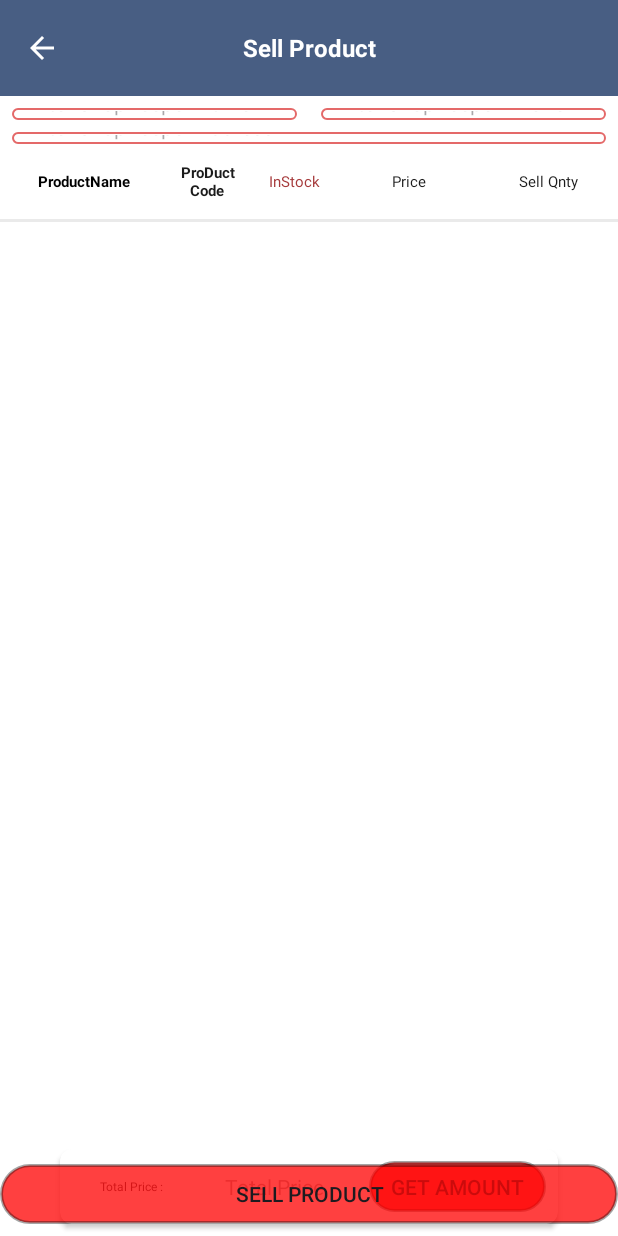
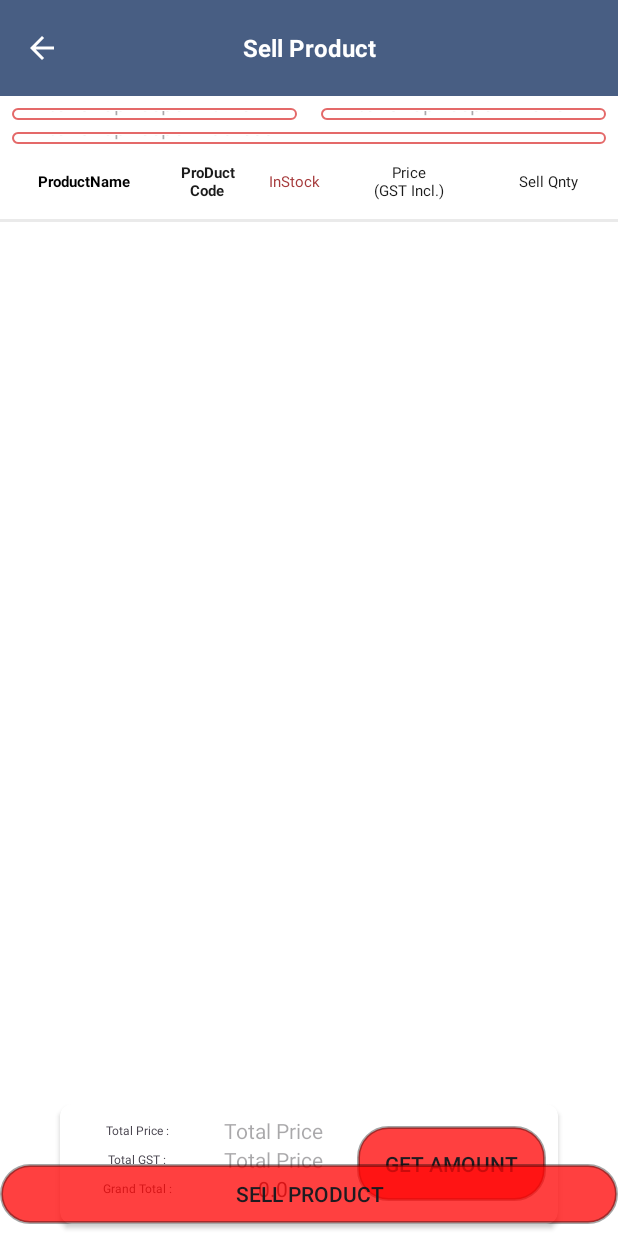
Before and after one commit to saikatgenius/AsthaFood1, an Android app: the ProductSellActivity screen opened directly, with no data from a screen before it, after a tap on "GET AMOUNT", on a phone screen of 412 x 824 dp. Run offline under Robolectric (Android 15) with nearby library versions, the phone set to English and light mode, and no system bars; 1 statement that could not run was skipped.

Commit message:
sell error fix and added

```diff
--- a/app/src/main/java/com/example/asthafood/activity/ProductSellActivity.java
+++ b/app/src/main/java/com/example/asthafood/activity/ProductSellActivity.java
@@ -32,6 +32,8 @@ public class ProductSellActivity extends AppCompatActivity {
 
     ActivityProductSellBinding binding;
     double TotalPrice =0.0;
+    double TotalGST =0.0;
+    double ProductOriginalTotal =0.0;
     private Toolbar mToolbar;
     private TextView mToolbarTitle;
     SellProductDetailsModel sellProductDetailsModel;
@@ -65,10 +67,15 @@ public class ProductSellActivity extends AppCompatActivity {
             @Override
             public void onClick(View view) {
                 TotalPrice = 0.0;
+                TotalGST = 0.0;
+                ProductOriginalTotal = 0.0;
                 for (int i = 0 ; i<arrayList.size();i++){
                     TotalPrice += arrayList.get(i).getSellingQntyFinalPrice();
+
+                    TotalGST += arrayList.get(i).getGstPrice();
+                    ProductOriginalTotal += arrayList.get(i).getSellPrice();
                 }
-                binding.price.setText(String.valueOf(TotalPrice));
+                binding.grandTotal.setText(String.valueOf(TotalPrice));
             }
         });
 
@@ -76,7 +83,7 @@ public class ProductSellActivity extends AppCompatActivity {
             @Override
             public void onClick(View v) {
 
-                if (TotalPrice==Double.parseDouble(binding.price.getText().toString()) && binding.price.getText() != ""){
+                if (TotalPrice==Double.parseDouble(binding.grandTotal.getText().toString()) && binding.grandTotal.getText() != ""){
                     if (!binding.shopkeeperName.getText().toString().isEmpty() &&
                             !binding.shopkeeperAddress.getText().toString().isEmpty() &&
                             !binding.shopkeeperPhone.getText().toString().isEmpty())
@@ -103,7 +110,8 @@ public class ProductSellActivity extends AppCompatActivity {
             if (arrayList.get(i).getSellingQnty()>0){
                 collectionList +=
                         arrayList.get(i).getProductID()+","+arrayList.get(i).getProductName() + "," + arrayList.get(i).getSellingQnty()
-                                + "," + arrayList.get(i).getSellingQntyFinalPrice()+"," +arrayList.get(i).getBatchNo()+";";
+                                + "," + arrayList.get(i).getSellingQntyFinalPrice()+"," +arrayList.get(i).getBatchNo()+"," +arrayList.get(i).getExpiryDate()+"," +arrayList.get(i).getMRP()
+                                +";";
                 Log.d("" +
                         "", collectionList);
             }
@@ -116,13 +124,16 @@ public class ProductSellActivity extends AppCompatActivity {
         Connection cn = new SqlManager().getSQLConnection();
         try {
             if (cn != null) {
-                CallableStatement smt = cn.prepareCall("{call USP_ADROID_INSERT_SELLING_PRO_TEMP_OLD(?,?,?,?,?,?,?,?,?)}");
+                CallableStatement smt = cn.prepareCall("{call USP_ADROID_INSERT_SELLING_PRO_TEMP_OLD(?,?,?,?,?,?,?,?,?,?)}");
                 smt.setString("@UserName",GlobalStore.GlobalValue.getUserName());
                 smt.setString("@CollectionList",collectionList);
                 smt.setString("@CustomerName",binding.shopkeeperName.getText().toString());
                 smt.setString("@CustomerPhn",binding.shopkeeperPhone.getText().toString());
                 smt.setString("@CustomerAddrs",binding.shopkeeperAddress.getText().toString());
                 smt.setString("@TotalAmount",String.valueOf(totalPrice));
+
+                smt.setString("@GSTAmount",String.valueOf(TotalGST));
+
                 smt.registerOutParameter("@ReturnVoucherNo",java.sql.Types.VARCHAR);
                 smt.registerOutParameter("@SaleID",java.sql.Types.VARCHAR);
                 smt.registerOutParameter("@ErrorCode",java.sql.Types.INTEGER);
@@ -191,6 +202,9 @@ public class ProductSellActivity extends AppCompatActivity {
                     sellProductDetailsModel.setPrice(rs.getString("EmployeeSellPrice"));
                     sellProductDetailsModel.setRemainingQuntity(rs.getInt("RemianingQnty"));
                     sellProductDetailsModel.setProductName(rs.getString("ProductName"));
+                    sellProductDetailsModel.setMRP(rs.getString("MRP"));
+                    sellProductDetailsModel.setExpiryDate(rs.getString("ExpiryDate"));
+                    sellProductDetailsModel.setGST(rs.getString("TotalGST"));
 
                     arrayList.add(sellProductDetailsModel);
                 }
--- a/app/src/main/res/layout/activity_product_sell.xml
+++ b/app/src/main/res/layout/activity_product_sell.xml
@@ -115,7 +115,7 @@
                 android:layout_height="wrap_content"
                 android:layout_weight="1"
                 android:gravity="center"
-                android:text="Price"
+                android:text="Price\n(GST Incl.)"
                 android:textColor="@color/colorBlack"
                 android:textSize="10dp" />
 
@@ -151,7 +151,7 @@
 
     <androidx.cardview.widget.CardView
         android:layout_width="match_parent"
-        android:layout_height="50dp"
+        android:layout_height="80dp"
         android:layout_alignParentBottom="true"
         android:layout_marginHorizontal="40dp"
         app:cardCornerRadius="@dimen/_20mdp"
@@ -164,8 +164,16 @@
             android:layout_gravity="center"
             android:layout_margin="@dimen/_8mdp"
             android:orientation="horizontal">
+            <LinearLayout
+                android:layout_width="match_parent"
+                android:layout_height="wrap_content"
+                android:layout_weight="1"
+                android:orientation="vertical">
+                <LinearLayout
+                    android:layout_width="match_parent"
+                    android:layout_height="wrap_content"
+                    android:orientation="horizontal">
                     <TextView
-                android:id="@+id/textView2"
                         android:layout_width="match_parent"
                         android:layout_height="match_parent"
                         android:text="Total Price :"
@@ -183,12 +191,64 @@
                         android:layout_marginEnd="@dimen/_12font_mdp"
                         android:layout_gravity="center"
                         android:gravity="center" />
+                </LinearLayout>
+                <LinearLayout
+                    android:layout_width="match_parent"
+                    android:layout_height="wrap_content"
+                    android:orientation="horizontal">
+                    <TextView
+                        android:layout_width="match_parent"
+                        android:layout_height="match_parent"
+                        android:text="Total GST :"
+                        android:textSize="@dimen/_10font_mdp"
+                        android:layout_weight="1.2"
+                        android:gravity="center"
+
+                        android:layout_gravity="center"/>
+                    <TextView
+                        android:id="@+id/gst"
+                        android:layout_width="match_parent"
+                        android:layout_height="match_parent"
+                        android:hint="Total Price"
+                        android:layout_weight="1"
+                        android:layout_marginEnd="@dimen/_12font_mdp"
+                        android:layout_gravity="center"
+                        android:gravity="center" />
+                </LinearLayout>
+                <LinearLayout
+                    android:layout_width="match_parent"
+                    android:layout_height="wrap_content"
+                    android:orientation="horizontal">
+                    <TextView
+                        android:id="@+id/textView2"
+                        android:layout_width="match_parent"
+                        android:layout_height="match_parent"
+                        android:text="Grand Total :"
+                        android:textSize="@dimen/_10font_mdp"
+                        android:layout_weight="1.2"
+                        android:gravity="center"
+
+                        android:layout_gravity="center"/>
+                    <TextView
+                        android:id="@+id/grandTotal"
+                        android:layout_width="match_parent"
+                        android:layout_height="match_parent"
+                        android:hint="Total Price"
+                        android:layout_weight="1"
+                        android:layout_marginEnd="@dimen/_12font_mdp"
+                        android:layout_gravity="center"
+                        android:gravity="center" />
+                </LinearLayout>
+
+            </LinearLayout>
+
 
             <androidx.appcompat.widget.AppCompatButton
                 android:id="@+id/getTotal"
                 android:layout_width="match_parent"
-                android:layout_height="match_parent"
-                android:layout_weight="1"
+                android:layout_height="50dp"
+                android:layout_gravity="center"
+                android:layout_weight="1.5"
                 android:background="@drawable/bottom_background"
                 android:text="GET Amount"
                 />
```
Also changed, not shown: app/src/main/java/com/example/asthafood/adapters/SellProductDetailsAdapter.kt (+11 -0 lines), app/src/main/java/com/example/asthafood/mssql/models/SellProductDetailsModel.java (+48 -0 lines). Lines whose indentation alone changed are shown as unchanged.
